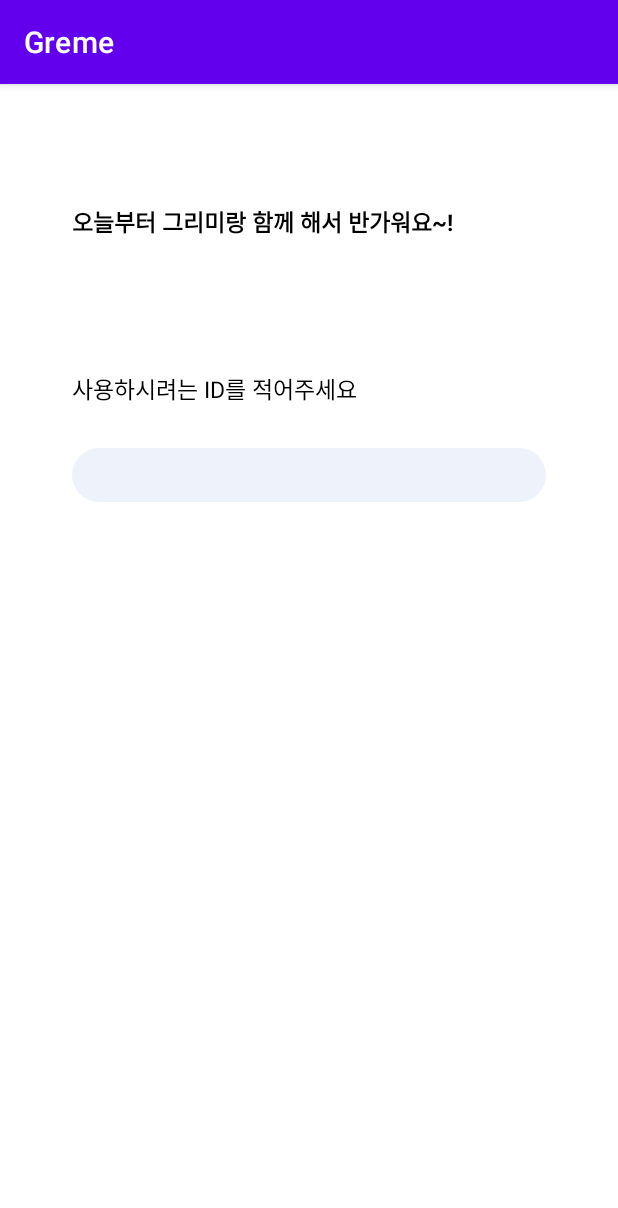
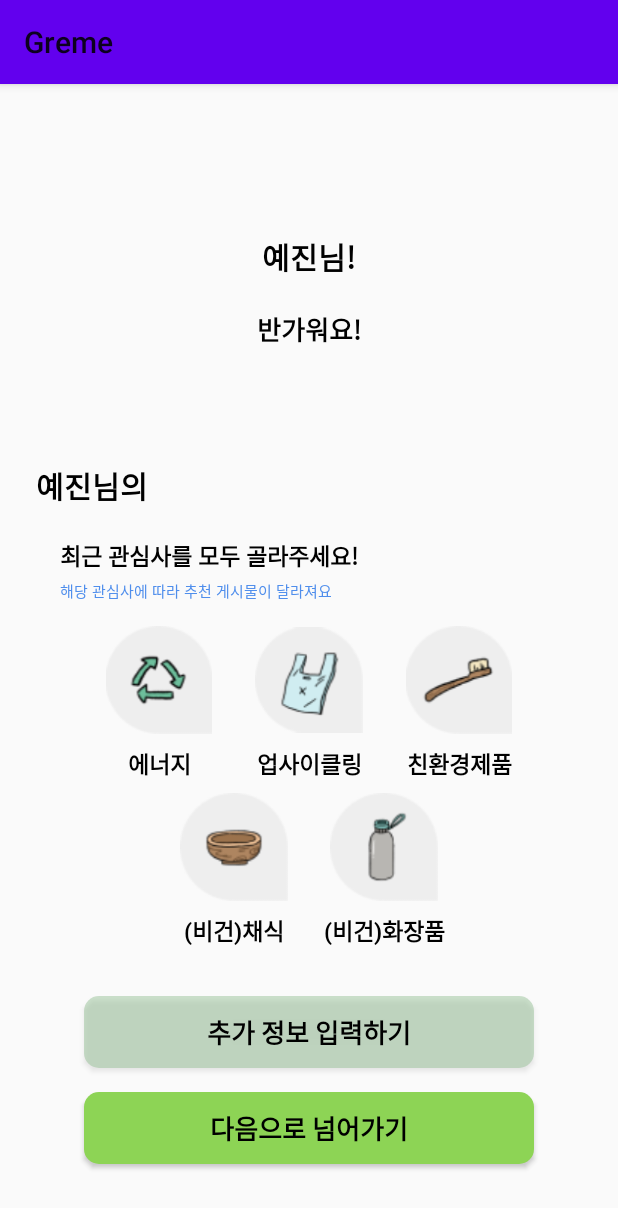
Before and after one commit to cyj2825/Greme_Android, an Android app: the screen it shows after launch (IdActivity before the commit, FirstActivity after it), on a phone screen of 412 x 824 dp. Shown: the top 1208 px of the screen. Run offline under Robolectric (Android 15) with nearby library versions, the phone set to English and light mode, and no system bars.

Commit message:
첫 화면2 구현 완료

```diff
--- /dev/null
+++ b/app/src/main/java/com/example/greme/FirstActivity.kt
@@ -0,0 +1,25 @@
+package com.example.greme
+
+import androidx.appcompat.app.AppCompatActivity
+import android.os.Bundle
+import com.example.greme.databinding.ActivityFirstBinding
+
+class FirstActivity : AppCompatActivity() {
+    // 전역 변수로 바인딩 객체 선언
+    private var mBinding: ActivityFirstBinding? = null
+    // 매번 null 체크를 할 필요없이 편의성을 위해 바인딩 변수 재선언
+    private val binding get() = mBinding!!
+
+    override fun onCreate(savedInstanceState: Bundle?) {
+        super.onCreate(savedInstanceState)
+        // 바인딩
+        mBinding = ActivityFirstBinding.inflate(layoutInflater)
+        setContentView(binding.root)
+    }
+    // 액티비티가 파괴될 때..
+    override fun onDestroy() {
+        // onDestroy 에서 binding class 인스턴스 참조를 정리해주어야 함
+        mBinding = null
+        super.onDestroy()
+    }
+}
--- /dev/null
+++ b/app/src/main/res/drawable/bg_basicbtn.xml
@@ -0,0 +1,11 @@
+<?xml version="1.0" encoding="utf-8"?>
+<shape xmlns:android="http://schemas.android.com/apk/res/android"
+    android:shape="rectangle">
+
+    <solid android:color="#8DD455"/>
+    <size
+        android:width="300dp"
+        android:height="60dp" />
+    <corners android:radius="10dp" />
+
+</shape>
--- /dev/null
+++ b/app/src/main/res/drawable/bg_basicbtn2.xml
@@ -0,0 +1,11 @@
+<?xml version="1.0" encoding="utf-8"?>
+<shape xmlns:android="http://schemas.android.com/apk/res/android"
+    android:shape="rectangle">
+
+    <solid android:color="#738fbc8f"/>
+    <size
+        android:width="300dp"
+        android:height="60dp" />
+    <corners android:radius="10dp" />
+
+</shape>
--- /dev/null
+++ b/app/src/main/res/layout/activity_first.xml
@@ -0,0 +1,248 @@
+<?xml version="1.0" encoding="utf-8"?>
+<androidx.constraintlayout.widget.ConstraintLayout xmlns:android="http://schemas.android.com/apk/res/android"
+    xmlns:app="http://schemas.android.com/apk/res-auto"
+    xmlns:tools="http://schemas.android.com/tools"
+    android:layout_width="match_parent"
+    android:layout_height="match_parent"
+    tools:context=".FirstActivity">
+
+    <TextView
+        android:id="@+id/tv_first_name"
+        android:layout_width="wrap_content"
+        android:layout_height="wrap_content"
+        android:layout_marginTop="100dp"
+        android:text="예진"
+        android:textColor="@color/black"
+        android:textSize="20sp"
+        android:textStyle="bold"
+        app:layout_constraintEnd_toStartOf="@id/tv_first_nim"
+        app:layout_constraintHorizontal_chainStyle="packed"
+        app:layout_constraintStart_toStartOf="parent"
+        app:layout_constraintTop_toTopOf="parent" />
+
+    <TextView
+        android:id="@+id/tv_first_nim"
+        android:layout_width="wrap_content"
+        android:layout_height="wrap_content"
+        android:layout_marginTop="100dp"
+        android:text="님!"
+        android:textColor="@color/black"
+        android:textSize="20sp"
+        android:textStyle="bold"
+        app:layout_constraintEnd_toEndOf="parent"
+        app:layout_constraintStart_toEndOf="@id/tv_first_name"
+        app:layout_constraintTop_toTopOf="parent" />
+
+    <TextView
+        android:id="@+id/tv_first_hi"
+        android:layout_width="wrap_content"
+        android:layout_height="wrap_content"
+        android:layout_marginTop="20dp"
+        android:text="반가워요!"
+        android:textColor="@color/black"
+        android:textSize="17sp"
+        android:textStyle="bold"
+        app:layout_constraintEnd_toEndOf="@id/tv_first_nim"
+        app:layout_constraintStart_toStartOf="@id/tv_first_name"
+        app:layout_constraintTop_toBottomOf="@id/tv_first_name" />
+
+    <TextView
+        android:id="@+id/tv_first_name2"
+        android:layout_width="wrap_content"
+        android:layout_height="wrap_content"
+        android:layout_marginStart="24dp"
+        android:layout_marginTop="76dp"
+        android:text="예진"
+        android:textColor="@color/black"
+        android:textSize="20sp"
+        android:textStyle="bold"
+        app:layout_constraintStart_toStartOf="parent"
+        app:layout_constraintTop_toBottomOf="@id/tv_first_hi" />
+
+    <TextView
+        android:id="@+id/tv_first_nim2"
+        android:layout_width="wrap_content"
+        android:layout_height="wrap_content"
+        android:text="님의"
+        android:textColor="@color/black"
+        android:textSize="20sp"
+        android:textStyle="bold"
+        app:layout_constraintBottom_toBottomOf="@id/tv_first_name2"
+        app:layout_constraintStart_toEndOf="@id/tv_first_name2"
+        app:layout_constraintTop_toTopOf="@id/tv_first_name2" />
+
+    <TextView
+        android:id="@+id/tv_first_pick"
+        android:layout_width="wrap_content"
+        android:layout_height="wrap_content"
+        android:layout_marginStart="16dp"
+        android:layout_marginTop="20dp"
+        android:text="최근 관심사를 모두 골라주세요!"
+        android:textColor="@color/black"
+        android:textSize="15sp"
+        android:textStyle="bold"
+        app:layout_constraintStart_toStartOf="@id/tv_first_name2"
+        app:layout_constraintTop_toBottomOf="@id/tv_first_name2" />
+
+    <TextView
+        android:id="@+id/tv_first_pick2"
+        android:layout_width="wrap_content"
+        android:layout_height="wrap_content"
+        android:layout_marginTop="4dp"
+        android:text="해당 관심사에 따라 추천 게시물이 달라져요"
+        android:textColor="#4F8EEC"
+        android:textSize="10sp"
+        app:layout_constraintStart_toStartOf="@id/tv_first_pick"
+        app:layout_constraintTop_toBottomOf="@id/tv_first_pick" />
+
+    <ImageView
+        android:id="@+id/iv_first_energy"
+        android:layout_width="72dp"
+        android:layout_height="72dp"
+        android:layout_marginTop="16dp"
+        android:src="@drawable/energy"
+        app:layout_constraintEnd_toStartOf="@id/iv_first_recycle"
+        app:layout_constraintHorizontal_chainStyle="packed"
+        app:layout_constraintStart_toStartOf="parent"
+        app:layout_constraintTop_toBottomOf="@id/tv_first_pick2" />
+
+    <TextView
+        android:id="@+id/tv_first_energy"
+        android:layout_width="wrap_content"
+        android:layout_height="wrap_content"
+        android:layout_marginTop="8dp"
+        android:text="에너지"
+        android:textColor="@color/black"
+        android:textSize="15sp"
+        android:textStyle="bold"
+        app:layout_constraintEnd_toEndOf="@id/iv_first_energy"
+        app:layout_constraintStart_toStartOf="@id/iv_first_energy"
+        app:layout_constraintTop_toBottomOf="@id/iv_first_energy" />
+
+    <ImageView
+        android:id="@+id/iv_first_recycle"
+        android:layout_width="72dp"
+        android:layout_height="72dp"
+        android:layout_marginStart="28dp"
+        android:src="@drawable/recycle"
+        app:layout_constraintBottom_toBottomOf="@id/iv_first_energy"
+        app:layout_constraintEnd_toStartOf="@id/iv_first_ecofriendly"
+        app:layout_constraintStart_toEndOf="@id/iv_first_energy"
+        app:layout_constraintTop_toTopOf="@id/iv_first_energy" />
+
+    <TextView
+        android:id="@+id/tv_first_recycle"
+        android:layout_width="wrap_content"
+        android:layout_height="wrap_content"
+        android:layout_marginTop="8dp"
+        android:text="업사이클링"
+        android:textColor="@color/black"
+        android:textSize="15sp"
+        android:textStyle="bold"
+        app:layout_constraintEnd_toEndOf="@id/iv_first_recycle"
+        app:layout_constraintStart_toStartOf="@id/iv_first_recycle"
+        app:layout_constraintTop_toBottomOf="@id/iv_first_recycle" />
+
+    <ImageView
+        android:id="@+id/iv_first_ecofriendly"
+        android:layout_width="72dp"
+        android:layout_height="72dp"
+        android:layout_marginStart="28dp"
+        android:src="@drawable/ecofriendly"
+        app:layout_constraintBottom_toBottomOf="@id/iv_first_recycle"
+        app:layout_constraintEnd_toEndOf="parent"
+        app:layout_constraintStart_toEndOf="@id/iv_first_recycle"
+        app:layout_constraintTop_toTopOf="@id/iv_first_recycle" />
+
+    <TextView
+        android:id="@+id/tv_first_ecofriendly"
+        android:layout_width="wrap_content"
+        android:layout_height="wrap_content"
+        android:layout_marginTop="8dp"
+        android:text="친환경제품"
+        android:textColor="@color/black"
+        android:textSize="15sp"
+        android:textStyle="bold"
+        app:layout_constraintEnd_toEndOf="@id/iv_first_ecofriendly"
+        app:layout_constraintStart_toStartOf="@id/iv_first_ecofriendly"
+        app:layout_constraintTop_toBottomOf="@id/iv_first_ecofriendly" />
+
+    <ImageView
+        android:id="@+id/iv_first_vegetarian"
+        android:layout_width="72dp"
+        android:layout_height="72dp"
+        android:layout_marginTop="8dp"
+        android:src="@drawable/vegetarian"
+        app:layout_constraintEnd_toStartOf="@id/iv_first_cosmetics"
+        app:layout_constraintHorizontal_chainStyle="packed"
+        app:layout_constraintStart_toStartOf="parent"
+        app:layout_constraintTop_toBottomOf="@id/tv_first_energy" />
+
+    <TextView
+        android:id="@+id/tv_first_vegetarian"
+        android:layout_width="wrap_content"
+        android:layout_height="wrap_content"
+        android:layout_marginTop="8dp"
+        android:text="(비건)채식"
+        android:textColor="@color/black"
+        android:textSize="15sp"
+        android:textStyle="bold"
+        app:layout_constraintEnd_toEndOf="@id/iv_first_vegetarian"
+        app:layout_constraintStart_toStartOf="@id/iv_first_vegetarian"
+        app:layout_constraintTop_toBottomOf="@id/iv_first_vegetarian" />
+
+    <ImageView
+        android:id="@+id/iv_first_cosmetics"
+        android:layout_width="72dp"
+        android:layout_height="72dp"
+        android:layout_marginStart="28dp"
+        android:src="@drawable/cosmetics"
+        app:layout_constraintBottom_toBottomOf="@id/iv_first_vegetarian"
+        app:layout_constraintEnd_toEndOf="parent"
+        app:layout_constraintStart_toEndOf="@id/iv_first_vegetarian"
+        app:layout_constraintTop_toTopOf="@id/iv_first_vegetarian" />
+
+    <TextView
+        android:id="@+id/tv_first_cosmetics"
+        android:layout_width="wrap_content"
+        android:layout_height="wrap_content"
+        android:layout_marginTop="8dp"
+        android:text="(비건)화장품"
+        android:textColor="@color/black"
+        android:textSize="15sp"
+        android:textStyle="bold"
+        app:layout_constraintEnd_toEndOf="@id/iv_first_cosmetics"
+        app:layout_constraintStart_toStartOf="@id/iv_first_cosmetics"
+        app:layout_constraintTop_toBottomOf="@id/iv_first_cosmetics" />
+
+    <Button
+        android:id="@+id/btn_first_plus"
+        android:layout_width="match_parent"
+        android:layout_height="48dp"
+        android:background="@drawable/bg_basicbtn2"
+        android:layout_marginTop="32dp"
+        android:layout_marginHorizontal="56dp"
+        android:textSize="17sp"
+        android:textStyle="bold"
+        android:textColor="@color/black"
+        android:text="추가 정보 입력하기"
+        app:layout_constraintTop_toBottomOf="@id/tv_first_cosmetics"
+        app:layout_constraintStart_toStartOf="parent"
+        app:layout_constraintEnd_toEndOf="parent"/>
+
+    <Button
+        android:id="@+id/btn_first_next"
+        android:layout_width="match_parent"
+        android:layout_height="48dp"
+        android:background="@drawable/bg_basicbtn"
+        android:layout_marginTop="16dp"
+        android:layout_marginHorizontal="56dp"
+        android:textSize="17sp"
+        android:textStyle="bold"
+        android:textColor="@color/black"
+        android:text="다음으로 넘어가기"
+        app:layout_constraintTop_toBottomOf="@id/btn_first_plus"
+        app:layout_constraintStart_toStartOf="parent"
+        app:layout_constraintEnd_toEndOf="parent"/>
+
+</androidx.constraintlayout.widget.ConstraintLayout>
--- a/app/src/main/res/values/themes.xml
+++ b/app/src/main/res/values/themes.xml
@@ -1,6 +1,6 @@
 <resources xmlns:tools="http://schemas.android.com/tools">
     <!-- Base application theme. -->
-    <style name="Theme.Greme" parent="Theme.MaterialComponents.DayNight.DarkActionBar">
+    <style name="Theme.Greme" parent="Theme.AppCompat.Light">
         <!-- Primary brand color. -->
         <item name="colorPrimary">@color/purple_500</item>
         <item name="colorPrimaryVariant">@color/purple_700</item>
```
Also changed, not shown: app/src/main/AndroidManifest.xml (+10 -3 lines), app/src/main/res/drawable/cosmetics.png (added), app/src/main/res/drawable/ecofriendly.png (added), app/src/main/res/drawable/energy.png (added), app/src/main/res/drawable/recycle.png (added), app/src/main/res/drawable/vegetarian.png (added).
